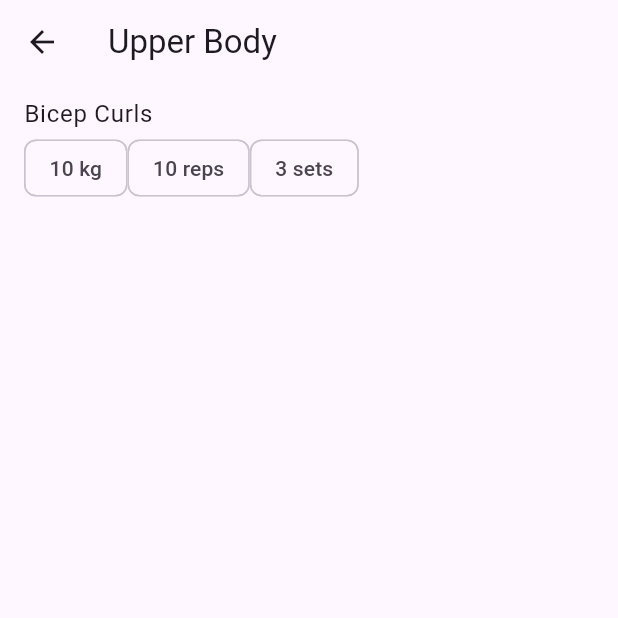
After one commit to YoussefSalem582/CodeAlpha_Fitness_Tracker_App, a Flutter app: the screen it shows after launch, after a tap on the "arrow forward ios" icon, on a phone screen of 412 x 824 dp, the top half of it. The commit adds this screen. Run offline on Flutter 3.47's test engine with Material 3 defaults, Android fonts, the phone set to English and light mode, and no system bars.

Commit message:
add workout page and navigation from home page

```diff
--- a/lib/pages/home_page.dart
+++ b/lib/pages/home_page.dart
@@ -1,6 +1,7 @@
 import 'package:fitness_tracker_app/data/workout_data.dart';
 import 'package:flutter/material.dart';
 import 'package:provider/provider.dart';
+import 'workout_page.dart';
 
 class HomePage extends StatefulWidget {
   const HomePage({super.key});
@@ -31,6 +32,16 @@ class _HomePageState extends State<HomePage> {
     );
   }
 
+  // go to workout page
+  void goToWorkoutPage(String workoutName) {
+    Navigator.push(
+      context,
+      MaterialPageRoute(
+        builder: (context) => WorkoutPage(workoutName: workoutName),
+      ),
+    );
+  }
+
   // save workout
   void save() {
     // get workout name from text controller
@@ -55,7 +66,6 @@ class _HomePageState extends State<HomePage> {
     newWorkoutController.clear();
   }
 
-
   @override
   Widget build(BuildContext context) {
     return Consumer<WorkoutData>(
@@ -71,8 +81,16 @@ class _HomePageState extends State<HomePage> {
             body: ListView.builder(
               itemCount: value.getWorkoutList().length,
               itemBuilder:
-                  (context, index) =>
-                      ListTile(title: Text(value.getWorkoutList()[index].name)),
+                  (context, index) => ListTile(
+                    title: Text(value.getWorkoutList()[index].name),
+                    trailing: IconButton(
+                      icon: Icon(Icons.arrow_forward_ios),
+                      onPressed:
+                          () => goToWorkoutPage(
+                            value.getWorkoutList()[index].name,
+                          ),
+                    ),
+                  ),
             ),
           ),
     );
--- /dev/null
+++ b/lib/pages/workout_page.dart
@@ -0,0 +1,60 @@
+import 'package:fitness_tracker_app/data/workout_data.dart';
+import 'package:flutter/material.dart';
+import 'package:provider/provider.dart';
+
+class WorkoutPage extends StatefulWidget {
+  final String workoutName;
+
+  const WorkoutPage({super.key, required this.workoutName});
+
+  @override
+  State<WorkoutPage> createState() => _WorkoutPageState();
+}
+
+class _WorkoutPageState extends State<WorkoutPage> {
+  @override
+  Widget build(BuildContext context) {
+    return Consumer<WorkoutData>(
+      builder:
+          (context, value, child) => Scaffold(
+            appBar: AppBar(title: Text(widget.workoutName)),
+            body: ListView.builder(
+              itemCount: value.numberOfExercises(widget.workoutName),
+              itemBuilder:
+                  (context, index) => ListTile(
+                    title: Text(
+                      value
+                          .getReleventWorkout(widget.workoutName)
+                          .exercises[index]
+                          .name,
+                    ),
+                    subtitle: Row(
+                      children: [
+                        // weight
+                        Chip(
+                          label: Text(
+                            "${value.getReleventWorkout(widget.workoutName).exercises[index].weight} kg",
+                          ),
+                        ),
+
+                        // reps
+                        Chip(
+                          label: Text(
+                            "${value.getReleventWorkout(widget.workoutName).exercises[index].reps} reps",
+                          ),
+                        ),
+
+                        // sets
+                        Chip(
+                          label: Text(
+                            "${value.getReleventWorkout(widget.workoutName).exercises[index].sets} sets",
+                          ),
+                        ),
+                      ],
+                    ),
+                  ),
+            ),
+          ),
+    );
+  }
+}
```
